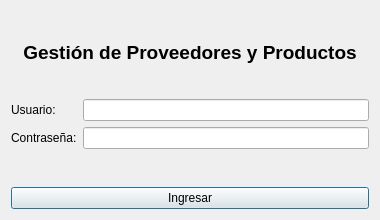
Above: view/ingreso/ventana_login.ui from SantiagoRB17/Proyecto-Final-Bases-de-Datos-I before the change. Below: the same form after it.
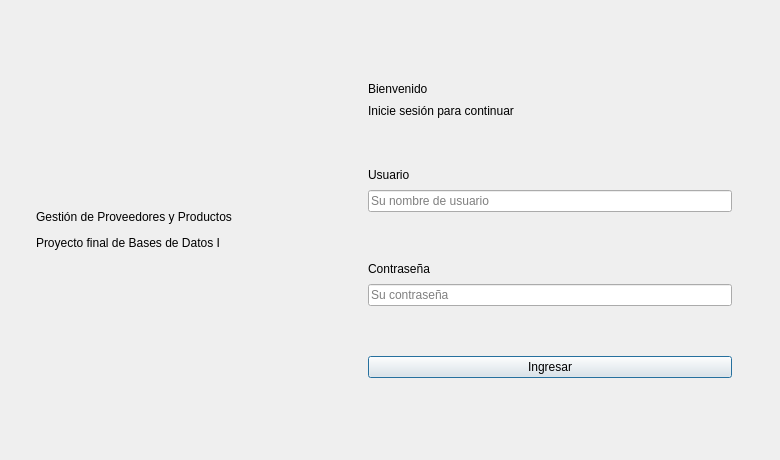
That is the form after the change.

Commit message: feat: renovar la interfaz con tema propio y menú principal por tarjetas

```diff
--- a/view/ingreso/ventana_login.ui
+++ b/view/ingreso/ventana_login.ui
@@ -2,70 +2,40 @@
 <ui version="4.0">
  <class>VentanaLogin</class>
  <widget class="QDialog" name="VentanaLogin">
-  <property name="geometry">
-   <rect>
-    <x>0</x>
-    <y>0</y>
-    <width>380</width>
-    <height>220</height>
-   </rect>
-  </property>
-  <property name="windowTitle">
-   <string>Ingreso al sistema</string>
-  </property>
-  <layout class="QVBoxLayout" name="layoutPrincipal">
+<property name="geometry"><rect><x>0</x><y>0</y><width>780</width><height>460</height></rect></property>
+<property name="windowTitle"><string>Ingreso al sistema</string></property>
+<layout class="QHBoxLayout" name="layoutPrincipal">
+<property name="spacing"><number>0</number></property><property name="leftMargin"><number>0</number></property><property name="topMargin"><number>0</number></property><property name="rightMargin"><number>0</number></property><property name="bottomMargin"><number>0</number></property>
    <item>
-    <widget class="QLabel" name="lblTitulo">
-     <property name="font">
-      <font>
-       <pointsize>14</pointsize>
-       <bold>true</bold>
-      </font>
-     </property>
-     <property name="text">
-      <string>Gestión de Proveedores y Productos</string>
-     </property>
-     <property name="alignment">
-      <set>Qt::AlignmentFlag::AlignCenter</set>
-     </property>
+<widget class="QFrame" name="frameMarca">
+<property name="minimumSize"><size><width>320</width><height>0</height></size></property>
+<property name="maximumSize"><size><width>320</width><height>16777215</height></size></property>
+<layout class="QVBoxLayout" name="layoutMarca">
+<property name="spacing"><number>12</number></property><property name="leftMargin"><number>36</number></property><property name="topMargin"><number>36</number></property><property name="rightMargin"><number>36</number></property><property name="bottomMargin"><number>36</number></property>
+<item><spacer name="espaciadorMarcaArriba"><property name="orientation"><enum>Qt::Vertical</enum></property><property name="sizeHint" stdset="0"><size><width>20</width><height>20</height></size></property></spacer></item>
+<item><widget class="QLabel" name="lblMarcaTitulo"><property name="text"><string>Gestión de Proveedores y Productos</string></property><property name="wordWrap"><bool>true</bool></property></widget></item>
+<item><widget class="QLabel" name="lblMarcaTexto"><property name="text"><string>Proyecto final de Bases de Datos I</string></property><property name="wordWrap"><bool>true</bool></property></widget></item>
+<item><spacer name="espaciadorMarcaAbajo"><property name="orientation"><enum>Qt::Vertical</enum></property><property name="sizeHint" stdset="0"><size><width>20</width><height>20</height></size></property></spacer></item>
+</layout>
     </widget>
    </item>
    <item>
-    <layout class="QFormLayout" name="layoutFormulario">
-     <item row="0" column="0">
-      <widget class="QLabel" name="lblUsuario">
-       <property name="text">
-        <string>Usuario:</string>
-       </property>
-      </widget>
-     </item>
-     <item row="0" column="1">
-      <widget class="QLineEdit" name="txtUsuario"/>
-     </item>
-     <item row="1" column="0">
-      <widget class="QLabel" name="lblContrasena">
-       <property name="text">
-        <string>Contraseña:</string>
-       </property>
-      </widget>
-     </item>
-     <item row="1" column="1">
-      <widget class="QLineEdit" name="txtContrasena">
-       <property name="echoMode">
-        <enum>QLineEdit::EchoMode::Password</enum>
-       </property>
-      </widget>
-     </item>
-    </layout>
-   </item>
-   <item>
-    <widget class="QPushButton" name="btnIngresar">
-     <property name="text">
-      <string>Ingresar</string>
-     </property>
-     <property name="default">
-      <bool>true</bool>
-     </property>
+<widget class="QWidget" name="widgetFormulario">
+<layout class="QVBoxLayout" name="layoutFormulario">
+<property name="spacing"><number>8</number></property><property name="leftMargin"><number>48</number></property><property name="topMargin"><number>40</number></property><property name="rightMargin"><number>48</number></property><property name="bottomMargin"><number>40</number></property>
+<item><spacer name="espaciadorFormularioArriba"><property name="orientation"><enum>Qt::Vertical</enum></property><property name="sizeHint" stdset="0"><size><width>20</width><height>20</height></size></property></spacer></item>
+<item><widget class="QLabel" name="lblLoginTitulo"><property name="text"><string>Bienvenido</string></property></widget></item>
+<item><widget class="QLabel" name="lblLoginTexto"><property name="text"><string>Inicie sesión para continuar</string></property></widget></item>
+<item><spacer name="espaciadorTitulo"><property name="orientation"><enum>Qt::Vertical</enum></property><property name="sizeHint" stdset="0"><size><width>20</width><height>12</height></size></property></spacer></item>
+<item><widget class="QLabel" name="lblUsuario"><property name="text"><string>Usuario</string></property></widget></item>
+<item><widget class="QLineEdit" name="txtUsuario"><property name="placeholderText"><string>Su nombre de usuario</string></property></widget></item>
+<item><spacer name="espaciadorCampos"><property name="orientation"><enum>Qt::Vertical</enum></property><property name="sizeHint" stdset="0"><size><width>20</width><height>6</height></size></property></spacer></item>
+<item><widget class="QLabel" name="lblContrasena"><property name="text"><string>Contraseña</string></property></widget></item>
+<item><widget class="QLineEdit" name="txtContrasena"><property name="echoMode"><enum>QLineEdit::EchoMode::Password</enum></property><property name="placeholderText"><string>Su contraseña</string></property></widget></item>
+<item><spacer name="espaciadorBoton"><property name="orientation"><enum>Qt::Vertical</enum></property><property name="sizeHint" stdset="0"><size><width>20</width><height>16</height></size></property></spacer></item>
+<item><widget class="QPushButton" name="btnIngresar"><property name="text"><string>Ingresar</string></property><property name="default"><bool>true</bool></property></widget></item>
+<item><spacer name="espaciadorFormularioAbajo"><property name="orientation"><enum>Qt::Vertical</enum></property><property name="sizeHint" stdset="0"><size><width>20</width><height>20</height></size></property></spacer></item>
+</layout>
     </widget>
    </item>
   </layout>
```
Lines whose indentation alone changed are shown as unchanged. The commit also changes 36 other files.
